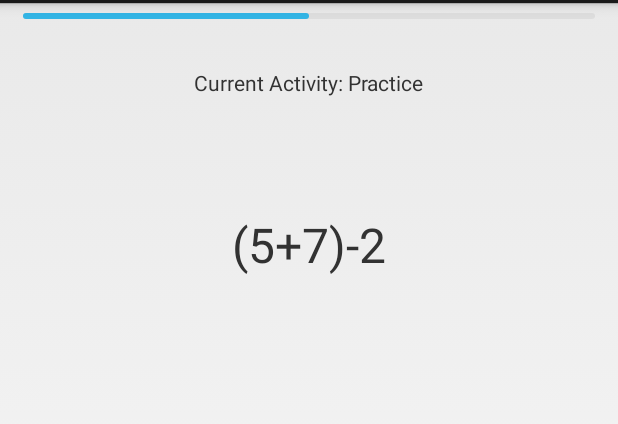
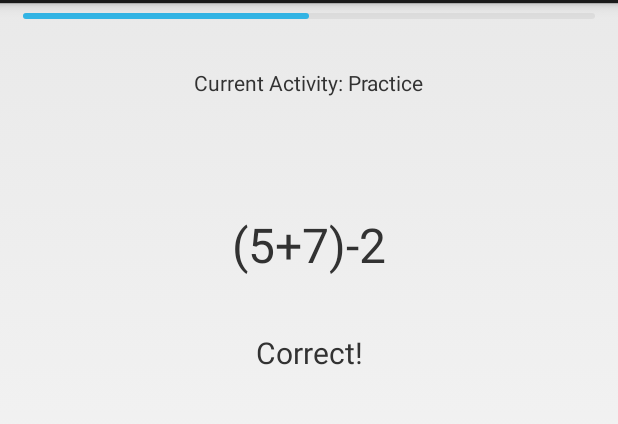
Before and after one commit to zhijiee/FocusDataCollection, an Android app: the Activity_Record_Data screen opened directly, with no data from a screen before it, on a phone screen of 412 x 824 dp, the part 69-493 px from its top. Run offline under Robolectric (Android 15) with nearby library versions, the phone set to English and light mode, and no system bars; 2 statements that could not run were skipped.

```diff
--- a/app/src/main/res/layout/arithmetic_task.xml
+++ b/app/src/main/res/layout/arithmetic_task.xml
@@ -1,6 +1,7 @@
 <?xml version="1.0" encoding="utf-8"?>
 <android.support.constraint.ConstraintLayout xmlns:android="http://schemas.android.com/apk/res/android"
     xmlns:app="http://schemas.android.com/apk/res-auto"
+    xmlns:tools="http://schemas.android.com/tools"
     android:id="@+id/arithmetic_test_layout"
     android:layout_width="match_parent"
     android:layout_height="match_parent">
@@ -40,6 +41,7 @@
         android:layout_width="wrap_content"
         android:layout_height="wrap_content"
         android:layout_marginEnd="2dp"
+        android:layout_marginRight="2dp"
         android:text="Muse:"
         app:layout_constraintBaseline_toBaselineOf="@+id/con_status"
         app:layout_constraintEnd_toStartOf="@+id/con_status" />
@@ -50,6 +52,7 @@
         android:layout_height="wrap_content"
         android:layout_marginBottom="4dp"
         android:layout_marginEnd="4dp"
+        android:layout_marginRight="4dp"
         android:text="Unknown"
         app:layout_constraintBottom_toBottomOf="parent"
         app:layout_constraintEnd_toEndOf="parent" />
@@ -59,6 +62,7 @@
         android:layout_width="wrap_content"
         android:layout_height="wrap_content"
         android:layout_marginStart="36dp"
+        android:layout_marginLeft="36dp"
         android:text="6"
         app:layout_constraintBaseline_toBaselineOf="@+id/ans5"
         app:layout_constraintStart_toEndOf="@+id/ans5" />
@@ -80,6 +84,7 @@
         android:layout_width="wrap_content"
         android:layout_height="wrap_content"
         android:layout_marginEnd="36dp"
+        android:layout_marginRight="36dp"
         android:text="4"
         app:layout_constraintBaseline_toBaselineOf="@+id/ans5"
         app:layout_constraintEnd_toStartOf="@+id/ans5" />
@@ -89,6 +94,7 @@
         android:layout_width="wrap_content"
         android:layout_height="wrap_content"
         android:layout_marginEnd="36dp"
+        android:layout_marginRight="36dp"
         android:text="1"
         app:layout_constraintBaseline_toBaselineOf="@+id/ans2"
         app:layout_constraintEnd_toStartOf="@+id/ans2" />
@@ -98,6 +104,7 @@
         android:layout_width="wrap_content"
         android:layout_height="wrap_content"
         android:layout_marginStart="36dp"
+        android:layout_marginLeft="36dp"
         android:text="3"
         app:layout_constraintBaseline_toBaselineOf="@+id/ans2"
         app:layout_constraintStart_toEndOf="@+id/ans2" />
@@ -119,6 +126,7 @@
         android:layout_width="wrap_content"
         android:layout_height="wrap_content"
         android:layout_marginEnd="36dp"
+        android:layout_marginRight="36dp"
         android:text="7"
         app:layout_constraintBaseline_toBaselineOf="@+id/ans8"
         app:layout_constraintEnd_toStartOf="@+id/ans8" />
@@ -128,6 +136,7 @@
         android:layout_width="wrap_content"
         android:layout_height="wrap_content"
         android:layout_marginStart="36dp"
+        android:layout_marginLeft="36dp"
         android:text="9"
         app:layout_constraintBaseline_toBaselineOf="@+id/ans8"
         app:layout_constraintStart_toEndOf="@+id/ans8" />
@@ -142,8 +151,7 @@
         android:text="8"
         app:layout_constraintBottom_toTopOf="@+id/ans0"
         app:layout_constraintEnd_toEndOf="parent"
-        app:layout_constraintStart_toStartOf="parent" /><!--tools:layout_editor_absoluteX="173dp" -->
-    />
+        app:layout_constraintStart_toStartOf="parent" />
 
     <Button
         android:id="@+id/ans0"
@@ -169,4 +177,16 @@
         app:layout_constraintStart_toStartOf="parent"
         app:layout_constraintTop_toBottomOf="@+id/timer_progressbar" />
 
+    <TextView
+        android:id="@+id/correct_indicator"
+        android:layout_width="wrap_content"
+        android:layout_height="wrap_content"
+        android:layout_marginTop="32dp"
+        android:text="Correct!"
+        android:textSize="20sp"
+        app:layout_constraintTop_toBottomOf="@+id/arith_question"
+        app:layout_constraintStart_toStartOf="parent"
+        app:layout_constraintEnd_toEndOf="parent"
+        tools:layout_editor_absoluteX="180dp" />
+
 </android.support.constraint.ConstraintLayout>
```
Also changed, not shown: app/src/main/java/com/zhijie/focus/Activity_Record_Data.java (+75 -55 lines).
